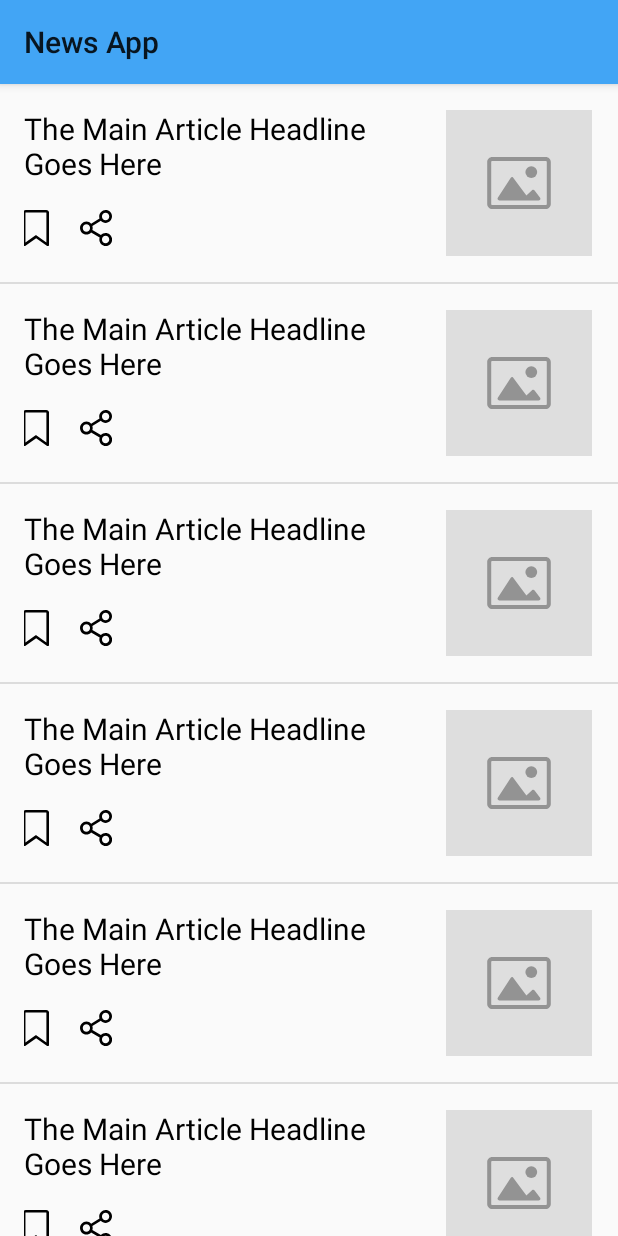
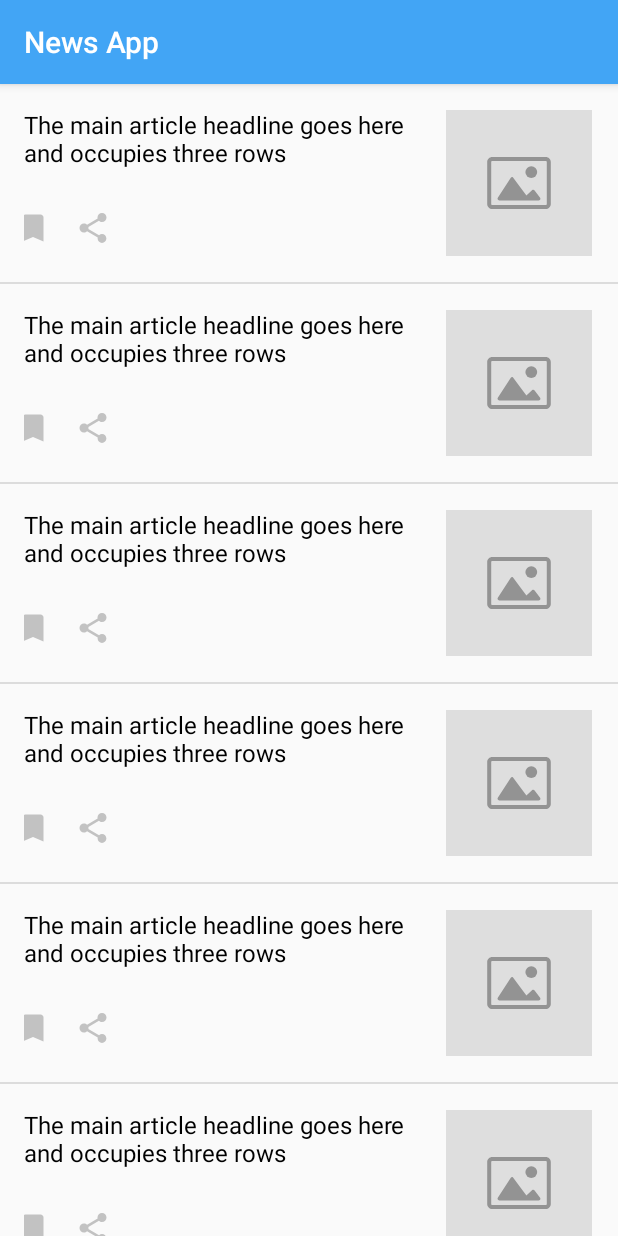
Before and after one commit to danieldogeanu/NewsApp, an Android app: the screen it shows after launch (NewsActivity), on a phone screen of 412 x 824 dp. Run offline under Robolectric (Android 15) with nearby library versions, the phone set to English and light mode, and no system bars.

Commit message:
Changed Button Icons and News Icon Layout

```diff
--- a/app/src/main/res/drawable/ic_bookmark.xml
+++ b/app/src/main/res/drawable/ic_bookmark.xml
@@ -1,9 +1,9 @@
 <vector xmlns:android="http://schemas.android.com/apk/res/android"
-    android:width="17dp"
+    android:width="24dp"
     android:height="24dp"
-    android:viewportWidth="17"
+    android:viewportWidth="24"
     android:viewportHeight="24">
   <path
-      android:fillColor="#FF000000"
-      android:pathData="M0.7,24.0378c-0.4,0 -0.7,-0.4 -0.7,-0.8v-21.3c0,-1 0.8,-1.9 1.9,-1.9h13.3c1,0 1.9,0.9 1.9,1.9v21.3c0,0.5 -0.4,0.8 -0.8,0.8c-0.2,0 -0.3,-0.1 -0.5,-0.1l-7.2,-5.1l-7.2,5.1C1.1,23.9378 0.9,24.0378 0.7,24.0378zM1.6,21.6378l6.4,-4.6c0.3,-0.2 0.6,-0.2 0.9,0l6.4,4.6v-19.7c0,-0.2 -0.1,-0.3 -0.3,-0.3L1.9,1.6378c-0.2,0 -0.3,0.1 -0.3,0.3L1.6,21.6378z"/>
+      android:pathData="M17,3H7c-1.1,0 -1.99,0.9 -1.99,2L5,21l7,-3 7,3V5c0,-1.1 -0.9,-2 -2,-2z"
+      android:fillColor="#c2c2c2"/>
 </vector>
--- a/app/src/main/res/drawable/ic_bookmark_active.xml
+++ b/app/src/main/res/drawable/ic_bookmark_active.xml
@@ -1,9 +1,9 @@
 <vector xmlns:android="http://schemas.android.com/apk/res/android"
-    android:width="17dp"
+    android:width="24dp"
     android:height="24dp"
-    android:viewportWidth="17"
+    android:viewportWidth="24"
     android:viewportHeight="24">
   <path
-      android:fillColor="#FF0077c2"
-      android:pathData="M0.7,24.0378c-0.4,0 -0.7,-0.4 -0.7,-0.8v-21.3c0,-1 0.8,-1.9 1.9,-1.9h13.3c1,0 1.9,0.9 1.9,1.9v21.3c0,0.5 -0.4,0.8 -0.8,0.8c-0.2,0 -0.3,-0.1 -0.5,-0.1l-7.2,-5.1l-7.2,5.1C1.1,23.9378 0.9,24.0378 0.7,24.0378zM1.6,21.6378l6.4,-4.6c0.3,-0.2 0.6,-0.2 0.9,0l6.4,4.6v-19.7c0,-0.2 -0.1,-0.3 -0.3,-0.3L1.9,1.6378c-0.2,0 -0.3,0.1 -0.3,0.3L1.6,21.6378z"/>
+      android:pathData="M17,3H7c-1.1,0 -1.99,0.9 -1.99,2L5,21l7,-3 7,3V5c0,-1.1 -0.9,-2 -2,-2z"
+      android:fillColor="#0077c2"/>
 </vector>
--- a/app/src/main/res/drawable/ic_share.xml
+++ b/app/src/main/res/drawable/ic_share.xml
@@ -1,9 +1,9 @@
 <vector xmlns:android="http://schemas.android.com/apk/res/android"
-    android:width="21dp"
+    android:width="24dp"
     android:height="24dp"
-    android:viewportWidth="21"
+    android:viewportWidth="24"
     android:viewportHeight="24">
   <path
-      android:fillColor="#FF000000"
-      android:pathData="M16.8,15.3c-1.2,0 -2.3,0.5 -3.1,1.4l-5.6,-3.4c0.3,-0.9 0.3,-1.8 0,-2.7l5.6,-3.4c0.8,0.9 1.9,1.4 3.1,1.4c2.3,0 4.2,-2 4.2,-4.4S19.1,0 16.8,0c-2.3,0 -4.2,2 -4.2,4.4c0,0.5 0.1,0.9 0.2,1.3L7.3,9.1C6.5,8.2 5.4,7.6 4.2,7.6C1.9,7.6 0,9.6 0,12s1.9,4.4 4.2,4.4c1.2,0 2.3,-0.5 3.1,-1.4l5.6,3.4c-0.1,0.4 -0.2,0.9 -0.2,1.3c0,2.4 1.9,4.4 4.2,4.4c2.3,0 4.2,-2 4.2,-4.4C21,17.2 19.1,15.3 16.8,15.3zM16.8,22.2c-1.3,0 -2.4,-1.1 -2.4,-2.5c0,-1.4 1.1,-2.5 2.4,-2.5s2.4,1.1 2.4,2.5C19.2,21 18.2,22.2 16.8,22.2zM4.2,14.5c-1.3,0 -2.4,-1.1 -2.4,-2.5s1.1,-2.5 2.4,-2.5s2.4,1.1 2.4,2.5S5.5,14.5 4.2,14.5zM16.8,1.8c1.3,0 2.4,1.1 2.4,2.5s-1.1,2.5 -2.4,2.5s-2.4,-1.1 -2.4,-2.5S15.5,1.8 16.8,1.8z"/>
+      android:pathData="M18,16.08c-0.76,0 -1.44,0.3 -1.96,0.77L8.91,12.7c0.05,-0.23 0.09,-0.46 0.09,-0.7s-0.04,-0.47 -0.09,-0.7l7.05,-4.11c0.54,0.5 1.25,0.81 2.04,0.81 1.66,0 3,-1.34 3,-3s-1.34,-3 -3,-3 -3,1.34 -3,3c0,0.24 0.04,0.47 0.09,0.7L8.04,9.81C7.5,9.31 6.79,9 6,9c-1.66,0 -3,1.34 -3,3s1.34,3 3,3c0.79,0 1.5,-0.31 2.04,-0.81l7.12,4.16c-0.05,0.21 -0.08,0.43 -0.08,0.65 0,1.61 1.31,2.92 2.92,2.92 1.61,0 2.92,-1.31 2.92,-2.92s-1.31,-2.92 -2.92,-2.92z"
+      android:fillColor="#c2c2c2"/>
 </vector>
--- a/app/src/main/res/drawable/ic_share_active.xml
+++ b/app/src/main/res/drawable/ic_share_active.xml
@@ -1,9 +1,9 @@
 <vector xmlns:android="http://schemas.android.com/apk/res/android"
-    android:width="21dp"
+    android:width="24dp"
     android:height="24dp"
-    android:viewportWidth="21"
+    android:viewportWidth="24"
     android:viewportHeight="24">
   <path
-      android:fillColor="#FF0077c2"
-      android:pathData="M16.8,15.3c-1.2,0 -2.3,0.5 -3.1,1.4l-5.6,-3.4c0.3,-0.9 0.3,-1.8 0,-2.7l5.6,-3.4c0.8,0.9 1.9,1.4 3.1,1.4c2.3,0 4.2,-2 4.2,-4.4S19.1,0 16.8,0c-2.3,0 -4.2,2 -4.2,4.4c0,0.5 0.1,0.9 0.2,1.3L7.3,9.1C6.5,8.2 5.4,7.6 4.2,7.6C1.9,7.6 0,9.6 0,12s1.9,4.4 4.2,4.4c1.2,0 2.3,-0.5 3.1,-1.4l5.6,3.4c-0.1,0.4 -0.2,0.9 -0.2,1.3c0,2.4 1.9,4.4 4.2,4.4c2.3,0 4.2,-2 4.2,-4.4C21,17.2 19.1,15.3 16.8,15.3zM16.8,22.2c-1.3,0 -2.4,-1.1 -2.4,-2.5c0,-1.4 1.1,-2.5 2.4,-2.5s2.4,1.1 2.4,2.5C19.2,21 18.2,22.2 16.8,22.2zM4.2,14.5c-1.3,0 -2.4,-1.1 -2.4,-2.5s1.1,-2.5 2.4,-2.5s2.4,1.1 2.4,2.5S5.5,14.5 4.2,14.5zM16.8,1.8c1.3,0 2.4,1.1 2.4,2.5s-1.1,2.5 -2.4,2.5s-2.4,-1.1 -2.4,-2.5S15.5,1.8 16.8,1.8z"/>
+      android:pathData="M18,16.08c-0.76,0 -1.44,0.3 -1.96,0.77L8.91,12.7c0.05,-0.23 0.09,-0.46 0.09,-0.7s-0.04,-0.47 -0.09,-0.7l7.05,-4.11c0.54,0.5 1.25,0.81 2.04,0.81 1.66,0 3,-1.34 3,-3s-1.34,-3 -3,-3 -3,1.34 -3,3c0,0.24 0.04,0.47 0.09,0.7L8.04,9.81C7.5,9.31 6.79,9 6,9c-1.66,0 -3,1.34 -3,3s1.34,3 3,3c0.79,0 1.5,-0.31 2.04,-0.81l7.12,4.16c-0.05,0.21 -0.08,0.43 -0.08,0.65 0,1.61 1.31,2.92 2.92,2.92 1.61,0 2.92,-1.31 2.92,-2.92s-1.31,-2.92 -2.92,-2.92z"
+      android:fillColor="#0077c2"/>
 </vector>
--- a/app/src/main/res/values/strings.xml
+++ b/app/src/main/res/values/strings.xml
@@ -1,7 +1,7 @@
 <resources>
     <string name="app_name">News App</string>
 
-    <string name="placeholder_headline">The Main Article Headline Goes Here</string>
+    <string name="placeholder_headline">The main article headline goes here and occupies three rows</string>
 
     <string name="cd_news_thumb">Article Thumbnail</string>
     <string name="cd_bookmark_btn">Bookmark</string>
--- a/app/src/main/res/values/styles.xml
+++ b/app/src/main/res/values/styles.xml
@@ -1,6 +1,6 @@
 <resources>
 
-    <style name="AppTheme" parent="Theme.AppCompat.Light">
+    <style name="AppTheme" parent="Theme.AppCompat.Light.DarkActionBar">
         <item name="colorPrimary">@color/colorPrimary</item>
         <item name="colorPrimaryDark">@color/colorPrimaryDark</item>
         <item name="colorAccent">@color/colorAccent</item>
@@ -28,17 +28,17 @@
         <item name="android:layout_alignParentTop">true</item>
         <item name="android:layout_alignParentStart">true</item>
         <item name="android:layout_toStartOf">@id/newsThumbnail</item>
-        <item name="android:fontFamily">sans-serif-bold</item>
-        <item name="android:textSize">20sp</item>
+        <item name="android:fontFamily">sans-serif-regular</item>
+        <item name="android:textSize">16sp</item>
         <item name="android:textColor">@color/colorBlack</item>
-        <item name="android:maxLines">2</item>
+        <item name="android:maxLines">3</item>
     </style>
 
     <style name="NewsButtonsContainer">
         <item name="android:orientation">horizontal</item>
         <item name="android:layout_width">wrap_content</item>
         <item name="android:layout_height">wrap_content</item>
-        <item name="android:layout_marginStart">-12dp</item>
+        <item name="android:layout_marginStart">-14dp</item>
         <item name="android:layout_alignParentStart">true</item>
         <item name="android:layout_alignParentBottom">true</item>
         <item name="android:layout_toStartOf">@id/newsThumbnail</item>
```
